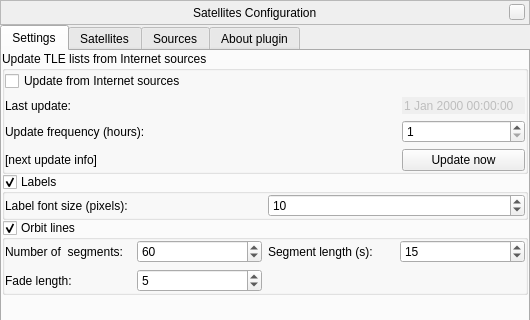
Before: the Qt Designer form plugins/Satellites/src/gui/satellitesDialog.ui in 519984307/stellarium_src, drawn with Qt 5; both pictures show x 0 to 530 and y 0 to 320 of the 530 by 498 pixel window.
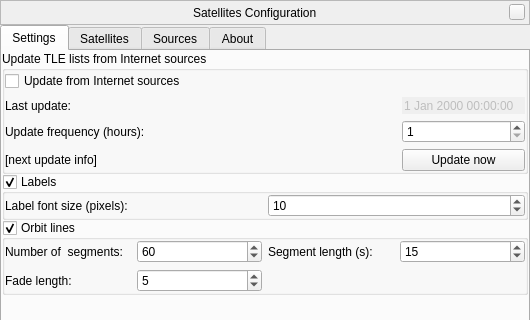
After: the same form once the commit is applied. Icons and pictures are not drawn. Custom widgets are drawn as their Qt base class.

```diff
--- a/plugins/Satellites/src/gui/satellitesDialog.ui
+++ b/plugins/Satellites/src/gui/satellitesDialog.ui
@@ -797,7 +797,7 @@
      </widget>
      <widget class="QWidget" name="aboutTab">
       <attribute name="title">
-       <string>About plugin</string>
+       <string comment="tab in plugin windows">About</string>
       </attribute>
       <layout class="QVBoxLayout" name="verticalLayout_11">
        <property name="spacing">
```
